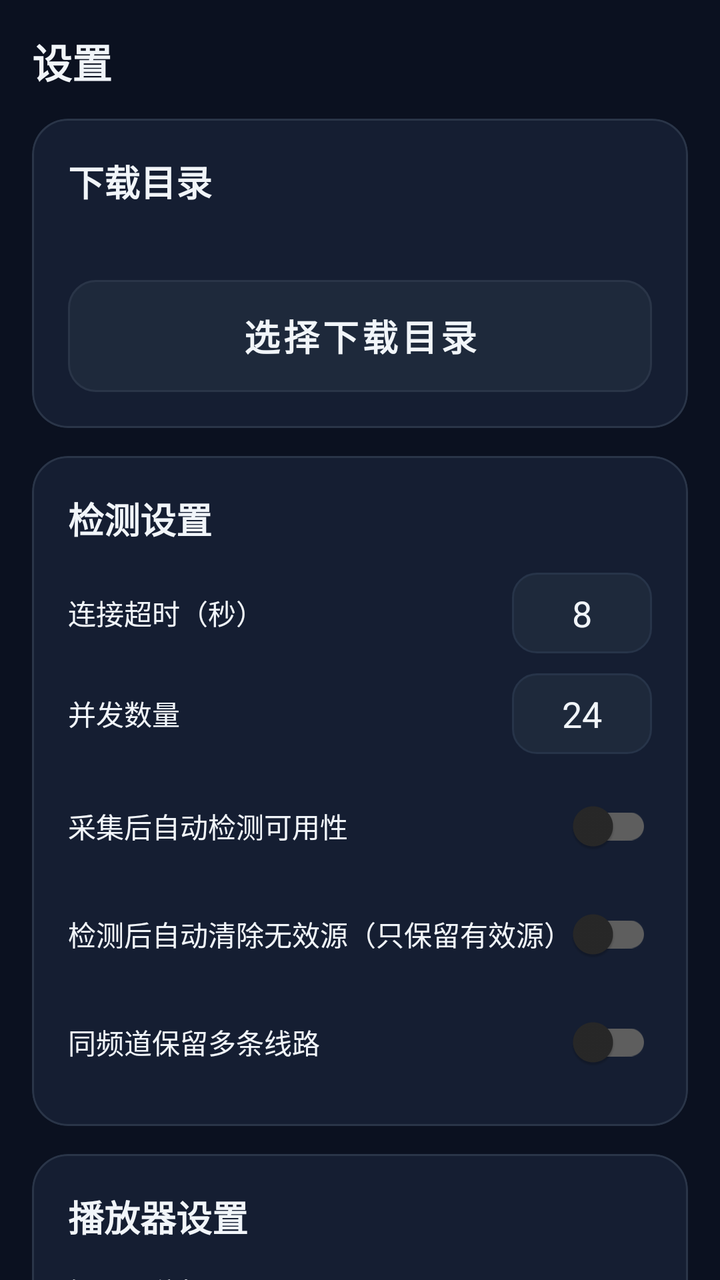
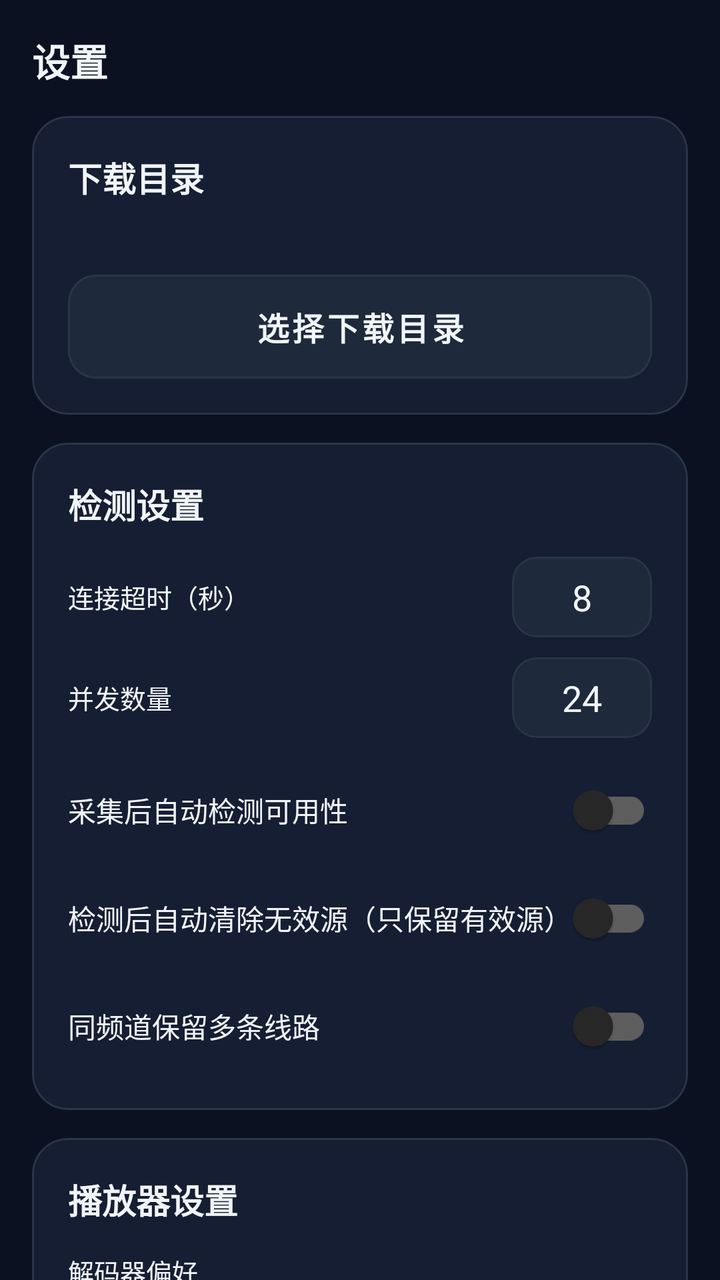

Compare the two renders of this Android layout. The source of the first and the diff that turns it into the second are given below.
<!-- AndroidManifest.xml: application theme Theme.IPTV -->
<!-- res/layout/fragment_settings.xml -->
<?xml version="1.0" encoding="utf-8"?>
<androidx.core.widget.NestedScrollView
    xmlns:android="http://schemas.android.com/apk/res/android"
    android:layout_width="match_parent"
    android:layout_height="match_parent"
    android:clipToPadding="false"
    android:paddingBottom="24dp">

    <LinearLayout
        android:layout_width="match_parent"
        android:layout_height="wrap_content"
        android:orientation="vertical"
        android:padding="16dp">

        <TextView style="@style/TextSection"
            android:layout_width="wrap_content" android:layout_height="wrap_content"
            android:text="@string/tab_settings" android:textSize="20sp" />

        
        <com.google.android.material.card.MaterialCardView
            style="@style/CardSurface"
            android:layout_width="match_parent" android:layout_height="wrap_content"
            android:layout_marginTop="14dp">
            <LinearLayout android:layout_width="match_parent" android:layout_height="wrap_content"
                android:orientation="vertical" android:padding="18dp">
                <TextView style="@style/TextSection" android:layout_width="wrap_content"
                    android:layout_height="wrap_content" android:text="@string/download_dir" />
                <TextView android:id="@+id/tvDir" android:layout_width="match_parent"
                    android:layout_height="wrap_content" android:layout_marginTop="8dp"
                    android:textColor="@color/text_secondary" android:textSize="12sp" />
                <com.google.android.material.button.MaterialButton
                    android:id="@+id/btnChooseDir" style="@style/BtnOutline"
                    android:layout_width="match_parent" android:layout_height="wrap_content"
                    android:layout_marginTop="12dp" android:text="@string/choose_dir" />
            </LinearLayout>
        </com.google.android.material.card.MaterialCardView>

        
        <com.google.android.material.card.MaterialCardView
            style="@style/CardSurface"
            android:layout_width="match_parent" android:layout_height="wrap_content"
            android:layout_marginTop="14dp">
            <LinearLayout android:layout_width="match_parent" android:layout_height="wrap_content"
                android:orientation="vertical" android:padding="18dp">
                <TextView style="@style/TextSection" android:layout_width="wrap_content"
                    android:layout_height="wrap_content" android:text="@string/check_settings" />

                <LinearLayout android:layout_width="match_parent" android:layout_height="wrap_content"
                    android:gravity="center_vertical" android:orientation="horizontal" android:layout_marginTop="14dp">
                    <TextView android:layout_width="0dp" android:layout_height="wrap_content" android:layout_weight="1"
                        android:text="@string/timeout" android:textColor="@color/text_primary" android:textSize="14sp" />
                    <EditText android:id="@+id/etTimeout" android:layout_width="70dp" android:layout_height="wrap_content"
                        android:background="@drawable/bg_edittext" android:gravity="center"
                        android:inputType="number" android:padding="8dp"
                        android:text="8" android:textColor="@color/text_primary" />
                </LinearLayout>

                <LinearLayout android:layout_width="match_parent" android:layout_height="wrap_content"
                    android:gravity="center_vertical" android:orientation="horizontal" android:layout_marginTop="10dp">
                    <TextView android:layout_width="0dp" android:layout_height="wrap_content" android:layout_weight="1"
                        android:text="@string/concurrency" android:textColor="@color/text_primary" android:textSize="14sp" />
                    <EditText android:id="@+id/etConcurrency" android:layout_width="70dp" android:layout_height="wrap_content"
                        android:background="@drawable/bg_edittext" android:gravity="center"
                        android:inputType="number" android:padding="8dp"
                        android:text="24" android:textColor="@color/text_primary" />
                </LinearLayout>

                <com.google.android.material.switchmaterial.SwitchMaterial
                    android:id="@+id/swAutoCheck" android:layout_width="match_parent"
                    android:layout_height="wrap_content" android:layout_marginTop="12dp"
                    android:text="@string/auto_check" android:textColor="@color/text_primary" />

                <com.google.android.material.switchmaterial.SwitchMaterial
                    android:id="@+id/swPurgeInvalid" android:layout_width="match_parent"
                    android:layout_height="wrap_content" android:layout_marginTop="6dp"
                    android:text="@string/purge_invalid" android:textColor="@color/text_primary" />

                <com.google.android.material.switchmaterial.SwitchMaterial
                    android:id="@+id/swRetainDup" android:layout_width="match_parent"
                    android:layout_height="wrap_content" android:layout_marginTop="6dp"
                    android:text="@string/retain_duplicate" android:textColor="@color/text_primary" />
            </LinearLayout>
        </com.google.android.material.card.MaterialCardView>

        
        <com.google.android.material.card.MaterialCardView
            style="@style/CardSurface"
            android:layout_width="match_parent" android:layout_height="wrap_content"
            android:layout_marginTop="14dp">
            <LinearLayout android:layout_width="match_parent" android:layout_height="wrap_content"
                android:orientation="vertical" android:padding="18dp">
                <TextView style="@style/TextSection" android:layout_width="wrap_content"
                    android:layout_height="wrap_content" android:text="@string/player_settings" />

                <TextView android:layout_width="wrap_content" android:layout_height="wrap_content"
                    android:layout_marginTop="14dp" android:text="@string/decoder"
                    android:textColor="@color/text_primary" android:textSize="14sp" />
                <Spinner android:id="@+id/spDecoder" android:layout_width="match_parent"
                    android:layout_height="wrap_content" android:layout_marginTop="6dp"
                    android:background="@drawable/bg_edittext"
                    android:entries="@array/decoder_entries" android:padding="10dp" />

                <TextView android:layout_width="wrap_content" android:layout_height="wrap_content"
                    android:layout_marginTop="12dp" android:text="@string/buffer_mode"
                    android:textColor="@color/text_primary" android:textSize="14sp" />
                <Spinner android:id="@+id/spBuffer" android:layout_width="match_parent"
                    android:layout_height="wrap_content" android:layout_marginTop="6dp"
                    android:background="@drawable/bg_edittext"
                    android:entries="@array/buffer_entries" android:padding="10dp" />
            </LinearLayout>
        </com.google.android.material.card.MaterialCardView>

        <com.google.android.material.button.MaterialButton
            android:id="@+id/btnSaveSettings"
            style="@style/BtnPrimary"
            android:layout_width="match_parent" android:layout_height="wrap_content"
            android:layout_marginTop="18dp"
            android:text="@string/ok" />

        
        <com.google.android.material.card.MaterialCardView
            style="@style/CardSurface"
            android:layout_width="match_parent" android:layout_height="wrap_content"
            android:layout_marginTop="14dp">
            <LinearLayout android:layout_width="match_parent" android:layout_height="wrap_content"
                android:orientation="vertical" android:padding="18dp">
                <TextView style="@style/TextSection" android:layout_width="wrap_content"
                    android:layout_height="wrap_content" android:text="@string/about" />
                <TextView android:layout_width="match_parent" android:layout_height="wrap_content"
                    android:layout_marginTop="8dp" android:text="@string/about_text"
                    android:textColor="@color/text_secondary" android:textSize="12sp"
                    android:lineSpacingExtra="4dp" />
            </LinearLayout>
        </com.google.android.material.card.MaterialCardView>
    </LinearLayout>
</androidx.core.widget.NestedScrollView>
<!-- resources referenced by this layout -->
<resources>
  <string-array name="buffer_entries">
          <item>标准缓冲</item>
          <item>低延迟（适合直播）</item>
          <item>大缓冲（适合弱网）</item>
      </string-array>
  <string-array name="decoder_entries">
          <item>自动选择（推荐）</item>
          <item>硬解码优先</item>
          <item>软解码优先</item>
      </string-array>
  <color name="text_primary">#FFF1F5F9</color>
  <color name="text_secondary">#FF94A3B8</color>
  <string name="about">关于 IPTV</string>
  <string name="about_text">IPTV 是一款集成直播源自动采集、可用性检测、多格式导出与全功能播放器的 Android 应用。\n\n功能参考 HerbertHe/iptv-sources 与 Guovin/iptv-api 等开源项目。\n\n本项目仅提供工具能力，请遵守当地法律法规，仅播放合法授权的直播内容。</string>
  <string name="auto_check">采集后自动检测可用性</string>
  <string name="buffer_mode">缓冲策略</string>
  <string name="check_settings">检测设置</string>
  <string name="choose_dir">选择下载目录</string>
  <string name="concurrency">并发数量</string>
  <string name="decoder">解码器偏好</string>
  <string name="download_dir">下载目录</string>
  <string name="ok">确定</string>
  <string name="player_settings">播放器设置</string>
  <string name="purge_invalid">检测后自动清除无效源（只保留有效源）</string>
  <string name="retain_duplicate">同频道保留多条线路</string>
  <string name="tab_settings">设置</string>
  <string name="timeout">连接超时（秒）</string>
  <style name="BtnOutline" parent="Widget.MaterialComponents.Button.OutlinedButton">
          <item name="strokeColor">@color/divider</item>
          <item name="strokeWidth">1dp</item>
          <item name="backgroundTint">@color/surface_2</item>
          <item name="android:textColor">@color/text_primary</item>
          <item name="android:textSize">18sp</item>
          <item name="android:textStyle">bold</item>
          <item name="textAllCaps">false</item>
          <item name="cornerRadius">14dp</item>
          <item name="android:minHeight">56dp</item>
          <item name="android:insetTop">0dp</item>
          <item name="android:insetBottom">0dp</item>
          <item name="rippleColor">#33FFFFFF</item>
      </style>
  <style name="BtnPrimary" parent="Widget.MaterialComponents.Button">
          <item name="android:background">@drawable/grad_btn</item>
          <item name="backgroundTint">@null</item>
          <item name="android:textColor">#FFFFFFFF</item>
          <item name="android:textSize">18sp</item>
          <item name="android:textStyle">bold</item>
          <item name="textAllCaps">false</item>
          <item name="cornerRadius">14dp</item>
          <item name="android:minHeight">56dp</item>
          <item name="android:insetTop">0dp</item>
          <item name="android:insetBottom">0dp</item>
          <item name="rippleColor">#33FFFFFF</item>
      </style>
  <style name="TextSection">
          <item name="android:textColor">@color/text_primary</item>
          <item name="android:textSize">18sp</item>
          <item name="android:textStyle">bold</item>
      </style>
  <color name="surface_2">#FF1E293B</color>
  <color name="surface_3">#FF273449</color>
  <color name="divider">#FF2A3548</color>
  <!-- drawable grad_btn (drawable) -->
  <?xml version="1.0" encoding="utf-8"?>
  <shape xmlns:android="http://schemas.android.com/apk/res/android" android:shape="rectangle">
      <gradient android:startColor="#FF4F46E5" android:endColor="#FF06B6D4" android:angle="315" />
      <corners android:radius="14dp" />
  </shape>
  <color name="surface">#FF151E32</color>
  <color name="brand">#FF6366F1</color>
  <color name="background">#FF0B1120</color>
  <color name="accent">#FF22D3EE</color>
  <!-- unchanged entries left out for length: 3 -->
</resources>

<!-- the commit's change to res/layout/fragment_settings.xml (unified diff, before → after) -->
@@ -14,7 +14,7 @@
 
         <TextView style="@style/TextSection"
             android:layout_width="wrap_content" android:layout_height="wrap_content"
-            android:text="@string/tab_settings" android:textSize="20sp" />
+            android:text="@string/tab_settings" android:textSize="@dimen/brand_text" />
 
         
         <com.google.android.material.card.MaterialCardView
@@ -27,7 +27,7 @@
                     android:layout_height="wrap_content" android:text="@string/download_dir" />
                 <TextView android:id="@+id/tvDir" android:layout_width="match_parent"
                     android:layout_height="wrap_content" android:layout_marginTop="8dp"
-                    android:textColor="@color/text_secondary" android:textSize="12sp" />
+                    android:textColor="@color/text_secondary" android:textSize="@dimen/card_meta" />
                 <com.google.android.material.button.MaterialButton
                     android:id="@+id/btnChooseDir" style="@style/BtnOutline"
                     android:layout_width="match_parent" android:layout_height="wrap_content"
@@ -48,7 +48,7 @@
                 <LinearLayout android:layout_width="match_parent" android:layout_height="wrap_content"
                     android:gravity="center_vertical" android:orientation="horizontal" android:layout_marginTop="14dp">
                     <TextView android:layout_width="0dp" android:layout_height="wrap_content" android:layout_weight="1"
-                        android:text="@string/timeout" android:textColor="@color/text_primary" android:textSize="14sp" />
+                        android:text="@string/timeout" android:textColor="@color/text_primary" android:textSize="@dimen/caption_text" />
                     <EditText android:id="@+id/etTimeout" android:layout_width="70dp" android:layout_height="wrap_content"
                         android:background="@drawable/bg_edittext" android:gravity="center"
                         android:inputType="number" android:padding="8dp"
@@ -58,7 +58,7 @@
                 <LinearLayout android:layout_width="match_parent" android:layout_height="wrap_content"
                     android:gravity="center_vertical" android:orientation="horizontal" android:layout_marginTop="10dp">
                     <TextView android:layout_width="0dp" android:layout_height="wrap_content" android:layout_weight="1"
-                        android:text="@string/concurrency" android:textColor="@color/text_primary" android:textSize="14sp" />
+                        android:text="@string/concurrency" android:textColor="@color/text_primary" android:textSize="@dimen/caption_text" />
                     <EditText android:id="@+id/etConcurrency" android:layout_width="70dp" android:layout_height="wrap_content"
                         android:background="@drawable/bg_edittext" android:gravity="center"
                         android:inputType="number" android:padding="8dp"
@@ -94,7 +94,7 @@
 
                 <TextView android:layout_width="wrap_content" android:layout_height="wrap_content"
                     android:layout_marginTop="14dp" android:text="@string/decoder"
-                    android:textColor="@color/text_primary" android:textSize="14sp" />
+                    android:textColor="@color/text_primary" android:textSize="@dimen/caption_text" />
                 <Spinner android:id="@+id/spDecoder" android:layout_width="match_parent"
                     android:layout_height="wrap_content" android:layout_marginTop="6dp"
                     android:background="@drawable/bg_edittext"
@@ -102,7 +102,7 @@
 
                 <TextView android:layout_width="wrap_content" android:layout_height="wrap_content"
                     android:layout_marginTop="12dp" android:text="@string/buffer_mode"
-                    android:textColor="@color/text_primary" android:textSize="14sp" />
+                    android:textColor="@color/text_primary" android:textSize="@dimen/caption_text" />
                 <Spinner android:id="@+id/spBuffer" android:layout_width="match_parent"
                     android:layout_height="wrap_content" android:layout_marginTop="6dp"
                     android:background="@drawable/bg_edittext"
@@ -128,7 +128,7 @@
                     android:layout_height="wrap_content" android:text="@string/about" />
                 <TextView android:layout_width="match_parent" android:layout_height="wrap_content"
                     android:layout_marginTop="8dp" android:text="@string/about_text"
-                    android:textColor="@color/text_secondary" android:textSize="12sp"
+                    android:textColor="@color/text_secondary" android:textSize="@dimen/card_meta"
                     android:lineSpacingExtra="4dp" />
             </LinearLayout>
         </com.google.android.material.card.MaterialCardView>
<!-- resource entries referenced after the edit -->
@@ -12,6 +12,9 @@
       </string-array>
   <color name="text_primary">#FFF1F5F9</color>
   <color name="text_secondary">#FF94A3B8</color>
+  <dimen name="brand_text">19sp</dimen>
+  <dimen name="caption_text">13sp</dimen>
+  <dimen name="card_meta">12sp</dimen>
   <string name="about">关于 IPTV</string>
   <string name="about_text">IPTV 是一款集成直播源自动采集、可用性检测、多格式导出与全功能播放器的 Android 应用。\n\n功能参考 HerbertHe/iptv-sources 与 Guovin/iptv-api 等开源项目。\n\n本项目仅提供工具能力，请遵守当地法律法规，仅播放合法授权的直播内容。</string>
   <string name="auto_check">采集后自动检测可用性</string>
@@ -32,11 +35,11 @@
           <item name="strokeWidth">1dp</item>
           <item name="backgroundTint">@color/surface_2</item>
           <item name="android:textColor">@color/text_primary</item>
-          <item name="android:textSize">18sp</item>
+          <item name="android:textSize">@dimen/btn_text</item>
           <item name="android:textStyle">bold</item>
           <item name="textAllCaps">false</item>
           <item name="cornerRadius">14dp</item>
-          <item name="android:minHeight">56dp</item>
+          <item name="android:minHeight">@dimen/btn_height</item>
           <item name="android:insetTop">0dp</item>
           <item name="android:insetBottom">0dp</item>
           <item name="rippleColor">#33FFFFFF</item>
@@ -45,23 +48,25 @@
           <item name="android:background">@drawable/grad_btn</item>
           <item name="backgroundTint">@null</item>
           <item name="android:textColor">#FFFFFFFF</item>
-          <item name="android:textSize">18sp</item>
+          <item name="android:textSize">@dimen/btn_text</item>
           <item name="android:textStyle">bold</item>
           <item name="textAllCaps">false</item>
           <item name="cornerRadius">14dp</item>
-          <item name="android:minHeight">56dp</item>
+          <item name="android:minHeight">@dimen/btn_height</item>
           <item name="android:insetTop">0dp</item>
           <item name="android:insetBottom">0dp</item>
           <item name="rippleColor">#33FFFFFF</item>
       </style>
   <style name="TextSection">
           <item name="android:textColor">@color/text_primary</item>
-          <item name="android:textSize">18sp</item>
+          <item name="android:textSize">@dimen/section_text</item>
           <item name="android:textStyle">bold</item>
       </style>
   <color name="surface_2">#FF1E293B</color>
   <color name="surface_3">#FF273449</color>
   <color name="divider">#FF2A3548</color>
+  <dimen name="btn_text">16sp</dimen>
+  <dimen name="btn_height">52dp</dimen>
   <!-- drawable grad_btn (drawable) -->
   <?xml version="1.0" encoding="utf-8"?>
   <shape xmlns:android="http://schemas.android.com/apk/res/android" android:shape="rectangle">
@@ -69,6 +74,7 @@
       <corners android:radius="14dp" />
   </shape>
   <color name="surface">#FF151E32</color>
+  <dimen name="section_text">17sp</dimen>
   <color name="brand">#FF6366F1</color>
   <color name="background">#FF0B1120</color>
   <color name="accent">#FF22D3EE</color>
